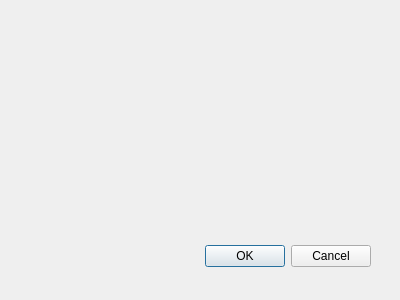
kylerobots/mnist-viewer, file trainingprogress.ui: the form before one commit.
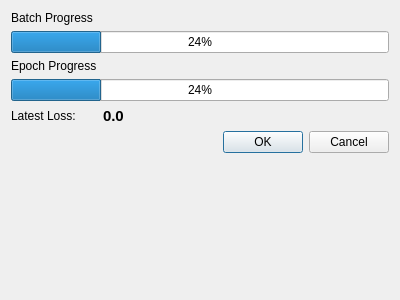
The form after the commit.

Commit message: Add logic behind TrainingProgress GUI.

Patch:
```diff
--- a/trainingprogress.ui
+++ b/trainingprogress.ui
@@ -15,22 +15,67 @@
   <property name="windowTitle">
    <string>Dialog</string>
   </property>
-  <widget class="QDialogButtonBox" name="buttonBox">
-   <property name="geometry">
-    <rect>
-     <x>30</x>
-     <y>240</y>
-     <width>341</width>
-     <height>32</height>
-    </rect>
-   </property>
-   <property name="orientation">
-    <enum>Qt::Horizontal</enum>
-   </property>
-   <property name="standardButtons">
-    <set>QDialogButtonBox::Cancel|QDialogButtonBox::Ok</set>
-   </property>
-  </widget>
+  <layout class="QFormLayout" name="formLayout">
+   <item row="0" column="0">
+    <widget class="QLabel" name="batch_label">
+     <property name="text">
+      <string>Batch Progress</string>
+     </property>
+    </widget>
+   </item>
+   <item row="1" column="0" colspan="2">
+    <widget class="QProgressBar" name="batch_progress_bar">
+     <property name="value">
+      <number>24</number>
+     </property>
+    </widget>
+   </item>
+   <item row="2" column="0">
+    <widget class="QLabel" name="epoch_label">
+     <property name="text">
+      <string>Epoch Progress</string>
+     </property>
+    </widget>
+   </item>
+   <item row="3" column="0" colspan="2">
+    <widget class="QProgressBar" name="epoch_progress_bar">
+     <property name="value">
+      <number>24</number>
+     </property>
+    </widget>
+   </item>
+   <item row="4" column="0">
+    <widget class="QLabel" name="loss_label">
+     <property name="text">
+      <string>Latest Loss:</string>
+     </property>
+    </widget>
+   </item>
+   <item row="4" column="1">
+    <widget class="QLabel" name="loss_display">
+     <property name="font">
+      <font>
+       <pointsize>11</pointsize>
+       <weight>75</weight>
+       <bold>true</bold>
+      </font>
+     </property>
+     <property name="text">
+      <string>0.0</string>
+     </property>
+    </widget>
+   </item>
+   <item row="5" column="0" colspan="2">
+    <widget class="QDialogButtonBox" name="buttonBox">
+     <property name="orientation">
+      <enum>Qt::Horizontal</enum>
+     </property>
+     <property name="standardButtons">
+      <set>QDialogButtonBox::Cancel|QDialogButtonBox::Ok</set>
+     </property>
+    </widget>
+   </item>
+  </layout>
  </widget>
  <pixmapfunction/>
  <resources/>
```
Left out of the diff: 5 changed lines with no effect on the pictures. The commit also changes 5 other files.
